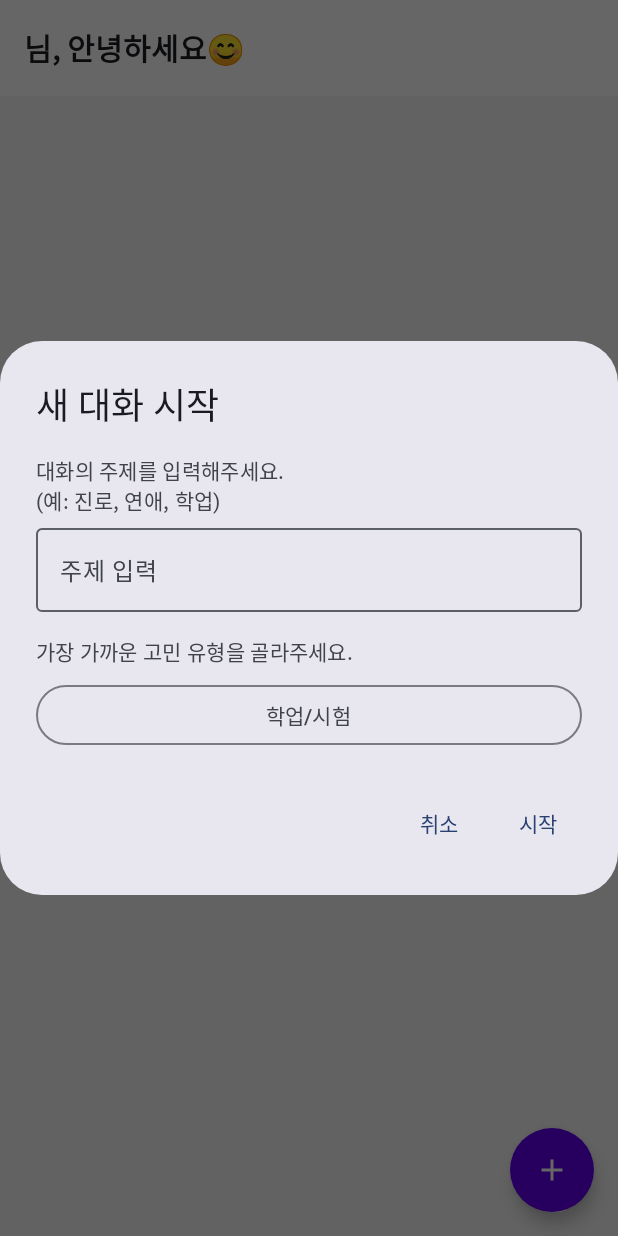
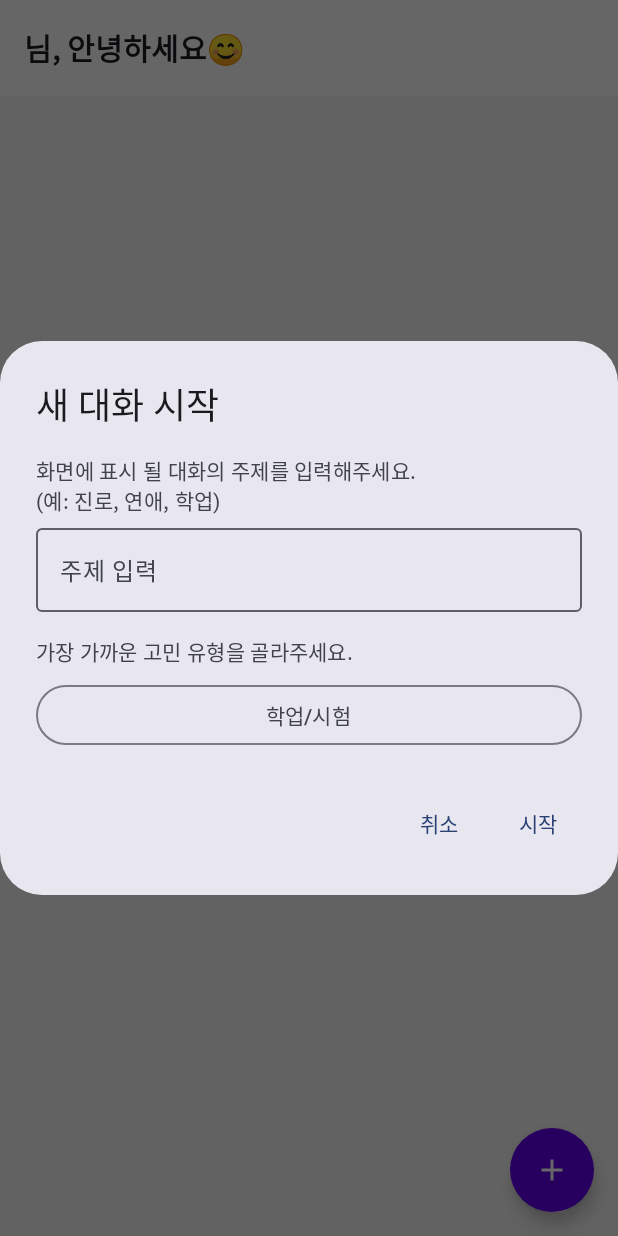
Before and after one commit to dowonowob/whyDo--AI-Counselor, an Android app built with Jetpack Compose: the composable ChatListScreen called with empty values, after a tap on "새 대화", on a phone screen of 412 x 824 dp. Run offline under Robolectric (Android 15) with nearby library versions, the phone set to English and light mode, and no system bars; network calls fail.

```diff
--- a/app/src/main/java/com/example/whydo/data/network/apiClient.kt
+++ b/app/src/main/java/com/example/whydo/data/network/apiClient.kt
@@ -10,7 +10,7 @@ import retrofit2.converter.gson.GsonConverterFactory
 
 object ApiClient {
 
-    private const val WHYDO_SERVER_BASE_URL = "http://10.0.2.2:8000/"
+    private const val WHYDO_SERVER_BASE_URL = "https://exhilaratingly-nobiliary-ingrid.ngrok-free.dev/"
 
     // [추가] 모든 요청에 토큰을 자동으로 붙여주는 인터셉터
     private val authInterceptor = Interceptor { chain ->
--- a/app/src/main/java/com/example/whydo/ui/chat/chatListScreen.kt
+++ b/app/src/main/java/com/example/whydo/ui/chat/chatListScreen.kt
@@ -56,7 +56,7 @@ fun ChatListScreen(
             title = { Text("새 대화 시작") },
             text = {
                 Column {
-                    Text("대화의 주제를 입력해주세요.\n(예: 진로, 연애, 학업)")
+                    Text("화면에 표시 될 대화의 주제를 입력해주세요.\n(예: 진로, 연애, 학업)")
                     Spacer(modifier = Modifier.height(8.dp))
                     OutlinedTextField(
                         value = newTopic,
```
